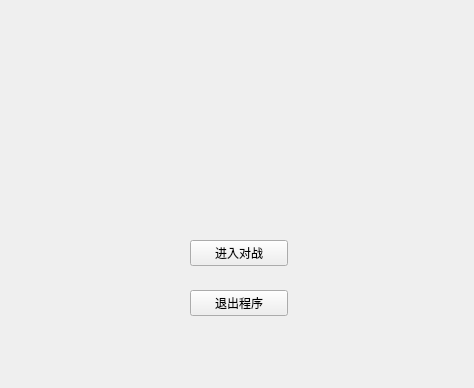
Old version of the form src/ui/主界面.ui in the repository zeroeeeooo/ren-gong-zhi-neng.
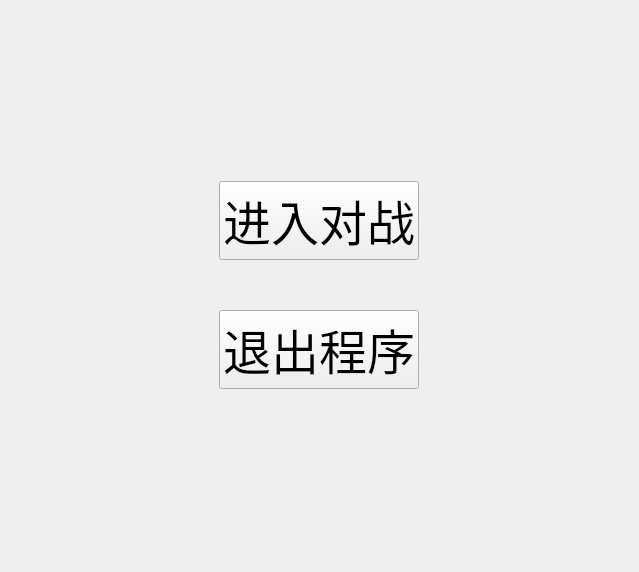
New version of the form.

```diff
--- a/src/ui/主界面.ui
+++ b/src/ui/主界面.ui
@@ -6,39 +6,91 @@
    <rect>
     <x>0</x>
     <y>0</y>
-    <width>474</width>
-    <height>388</height>
+    <width>639</width>
+    <height>572</height>
    </rect>
   </property>
+  <property name="minimumSize">
+   <size>
+    <width>511</width>
+    <height>441</height>
+   </size>
+  </property>
   <property name="windowTitle">
    <string>Form</string>
   </property>
+  <property name="layoutDirection">
+   <enum>Qt::LeftToRight</enum>
+  </property>
+  <layout class="QVBoxLayout" name="verticalLayout_2" stretch="1,1">
+   <property name="spacing">
+    <number>0</number>
+   </property>
+   <item>
+    <layout class="QHBoxLayout" name="horizontalLayout">
+     <property name="topMargin">
+      <number>120</number>
+     </property>
+     <property name="bottomMargin">
+      <number>0</number>
+     </property>
+     <item>
   <widget class="QPushButton" name="startbtn">
-   <property name="geometry">
-    <rect>
-     <x>190</x>
-     <y>240</y>
-     <width>98</width>
-     <height>26</height>
-    </rect>
+       <property name="sizePolicy">
+        <sizepolicy hsizetype="Fixed" vsizetype="Fixed">
+         <horstretch>0</horstretch>
+         <verstretch>0</verstretch>
+        </sizepolicy>
+       </property>
+       <property name="font">
+        <font>
+         <family>楷体</family>
+         <pointsize>36</pointsize>
+        </font>
+       </property>
+       <property name="layoutDirection">
+        <enum>Qt::LeftToRight</enum>
+       </property>
+       <property name="autoFillBackground">
+        <bool>false</bool>
    </property>
    <property name="text">
     <string>进入对战</string>
    </property>
   </widget>
+     </item>
+    </layout>
+   </item>
+   <item>
+    <layout class="QHBoxLayout" name="horizontalLayout_2">
+     <property name="bottomMargin">
+      <number>120</number>
+     </property>
+     <item>
   <widget class="QPushButton" name="exitbtn">
-   <property name="geometry">
-    <rect>
-     <x>190</x>
-     <y>290</y>
-     <width>98</width>
-     <height>26</height>
-    </rect>
+       <property name="sizePolicy">
+        <sizepolicy hsizetype="Fixed" vsizetype="Fixed">
+         <horstretch>0</horstretch>
+         <verstretch>0</verstretch>
+        </sizepolicy>
+       </property>
+       <property name="font">
+        <font>
+         <family>楷体</family>
+         <pointsize>36</pointsize>
+        </font>
+       </property>
+       <property name="layoutDirection">
+        <enum>Qt::LeftToRight</enum>
    </property>
    <property name="text">
     <string>退出程序</string>
    </property>
   </widget>
+     </item>
+    </layout>
+   </item>
+  </layout>
  </widget>
  <resources/>
  <connections/>
```
Lines whose indentation alone changed are shown as unchanged.
